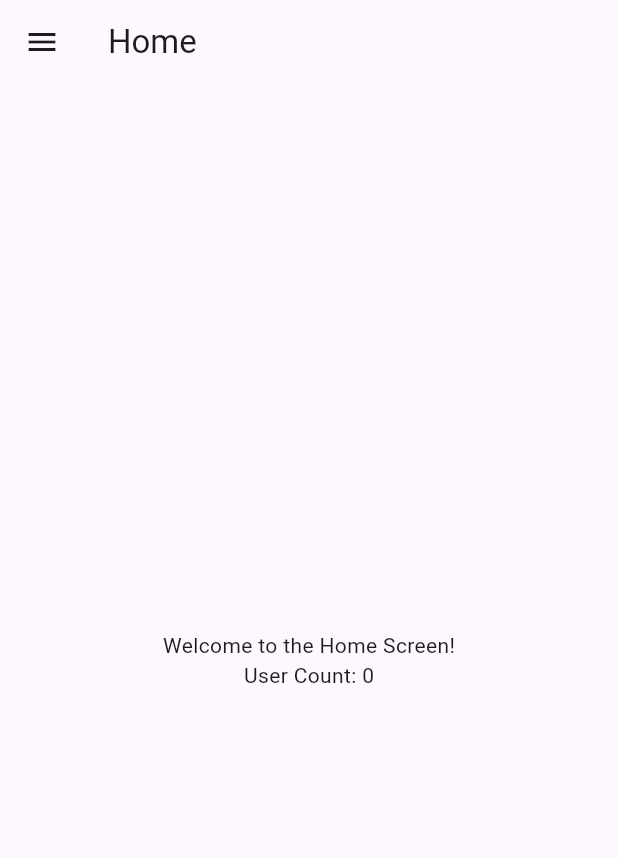
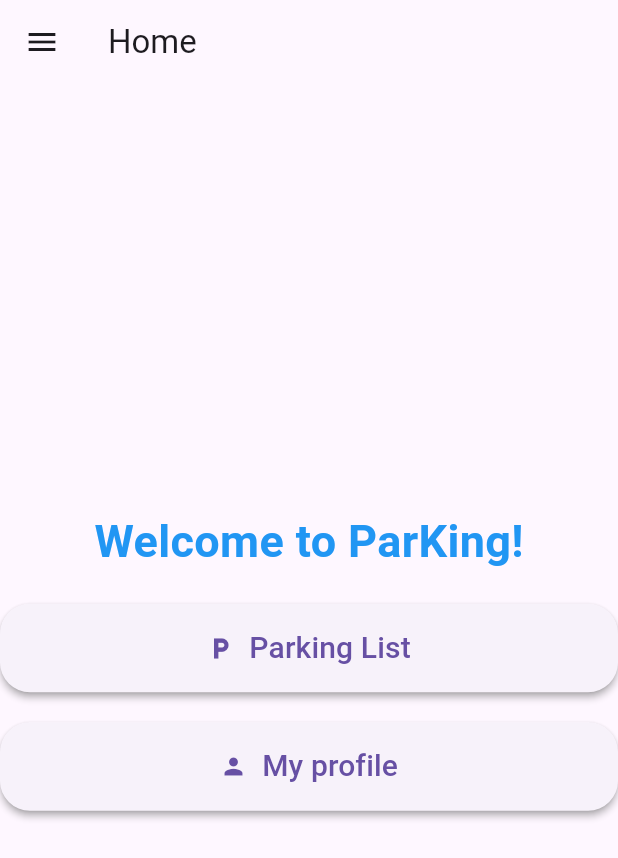
Before and after one commit to offblacc/ParKing, a Flutter app: the screen it shows once a user with an empty profile is signed in, on a phone screen of 412 x 824 dp. Shown: the top 858 px of the screen. Run offline on Flutter 3.47's test engine with Material 3 defaults, Android fonts, the phone set to English and light mode, and no system bars; our stand-ins replace firebase_auth, firebase_core, firebase_database; accounts and stored records are empty.

Commit message:
A few big changes root user write access, create new parking, homescreen reworked, can now pull down to refresh on parking list,

```diff
--- a/lib/main.dart
+++ b/lib/main.dart
@@ -1,6 +1,9 @@
 import 'package:firebase_auth/firebase_auth.dart';
 import 'package:flutter/material.dart';
 import 'package:firebase_core/firebase_core.dart';
+import 'package:parking/screens/add_new_parking_screen.dart';
+import 'package:parking/screens/login_screen.dart';
+import 'package:parking/screens/register_screen.dart';
 import 'screens/auth_screen.dart';
 import 'screens/home_screen.dart';
 import 'screens/choose_parking_screen.dart';
@@ -26,9 +29,12 @@ class MyApp extends StatelessWidget {
       ),
       home: AuthWrapper(),
       routes: {
+        '/auth': (context) => AuthScreen(),
         '/home': (context) => HomeScreen(),
+        '/login': (context) => LoginScreen(),
+        '/register': (context) => RegisterScreen(),
         '/chooseParking': (context) => ChooseParkingScreen(),
-        '/authscreen': (context) => AuthScreen(),
+        '/addParking': (context) => NewParkingScreen(),
       },
     );
   }
@@ -41,7 +47,7 @@ class AuthWrapper extends StatelessWidget {
       stream: FirebaseAuth.instance.authStateChanges(),
       builder: (context, snapshot) {
         if (snapshot.connectionState == ConnectionState.waiting) {
-          return Center(child: CircularProgressIndicator());
+          return const Center(child: CircularProgressIndicator());
         } else if (snapshot.hasData && snapshot.data!.emailVerified) {
           return HomeScreen();
         } else {
--- a/lib/screens/home_screen.dart
+++ b/lib/screens/home_screen.dart
@@ -8,7 +8,8 @@ class HomeScreen extends StatefulWidget {
 }
 
 class _HomeScreenState extends State<HomeScreen> {
-  final DatabaseReference _dbRef = FirebaseDatabase.instance.ref().child('userCount');
+  final DatabaseReference _dbRef =
+  FirebaseDatabase.instance.ref().child('userCount');
   int userCount = 0;
 
   @override
@@ -17,22 +18,23 @@ class _HomeScreenState extends State<HomeScreen> {
     _dbRef.onValue.listen((event) {
       setState(() {
         userCount = int.parse(event.snapshot.value.toString());
-        print("Updated user count: $userCount");
       });
     });
   }
 
   Future<void> _logout() async {
     await FirebaseAuth.instance.signOut();
-    Navigator.of(context).pushNamedAndRemoveUntil('/authscreen', (Route<dynamic> route) => false);
+    if (mounted) {
+      Navigator.of(context)
+          .pushNamedAndRemoveUntil('/auth', (Route<dynamic> route) => false);
+    }
   }
-
 
   @override
   Widget build(BuildContext context) {
     return Scaffold(
       appBar: AppBar(
-        title: Text('Home'),
+        title: const Text('Home'),
       ),
       drawer: Drawer(
         child: Column(
@@ -43,7 +45,7 @@ class _HomeScreenState extends State<HomeScreen> {
                 Container(
                   height: 100, // Adjust the height as needed
                   color: Colors.blue,
-                  child: Center(
+                  child: const Center(
                     child: Text(
                       'ParKing',
                       style: TextStyle(
@@ -54,16 +56,16 @@ class _HomeScreenState extends State<HomeScreen> {
                   ),
                 ),
                 ListTile(
-                  leading: Icon(Icons.inbox),
-                  title: Text('Parkirališta'),
+                  leading: const Icon(Icons.local_parking),
+                  title: const Text('Choose Parking Location'),
                   onTap: () {
                     // go to screen ChooseParkingScreen
                     Navigator.pushNamed(context, '/chooseParking');
                   },
                 ),
                 ListTile(
-                  leading: Icon(Icons.inbox),
-                  title: Text('Moji podaci'),
+                  leading: const Icon(Icons.person),
+                  title: const Text('Moji podaci'),
                   onTap: () {
                     // Handle the onTap here, if necessary
                   },
@@ -71,8 +73,8 @@ class _HomeScreenState extends State<HomeScreen> {
               ],
             ),
             ListTile(
-              leading: Icon(Icons.logout),
-              title: Text('Logout'),
+              leading: const Icon(Icons.logout),
+              title: const Text('Logout'),
               onTap: _logout,
             ),
           ],
@@ -82,8 +84,64 @@ class _HomeScreenState extends State<HomeScreen> {
         child: Column(
           mainAxisSize: MainAxisSize.min,
           children: [
-            Text('Welcome to the Home Screen!'),
-            Text('User Count: $userCount'),
+            const Text(
+              'Welcome to ParKing!',
+              style: TextStyle(
+                fontSize: 30, // adjust the size as needed
+                fontWeight: FontWeight.bold, // make the text bold
+                color: Colors.blue, // change the color of the text
+              ),
+            ),
+            const SizedBox(height: 20), // Add space between welcome message and buttons
+            ElevatedButton(
+              onPressed: () {
+                Navigator.pushNamed(context, '/chooseParking');
+              },
+              style: ElevatedButton.styleFrom(
+                padding: const EdgeInsets.symmetric(vertical: 15, horizontal: 40),
+                shape: RoundedRectangleBorder(
+                  borderRadius: BorderRadius.circular(20),
+                ),
+                shadowColor: Colors.grey, // Add shadow color
+                elevation: 2, // Add elevation
+              ),
+                child: const Row(
+                  mainAxisAlignment: MainAxisAlignment.center,
+                  children: [
+                    Icon(Icons.local_parking), // Add an icon to the left of the text
+                    SizedBox(width: 10), // Add space between icon and text
+                    Text(
+                      'Parking List',
+                      style: TextStyle(fontSize: 20),
+                    ),
+                  ],
+                )
+            ),
+            const SizedBox(height: 20), // Add space between buttons
+            ElevatedButton(
+              onPressed: () {
+                // Navigate to user profile screen or handle the action as needed
+              },
+              style: ElevatedButton.styleFrom(
+                padding: const EdgeInsets.symmetric(vertical: 15, horizontal: 40),
+                shape: RoundedRectangleBorder(
+                  borderRadius: BorderRadius.circular(20),
+                ),
+                shadowColor: Colors.grey,
+                elevation: 2,
+              ),
+                child: const Row(
+                  mainAxisAlignment: MainAxisAlignment.center,
+                  children: [
+                    Icon(Icons.person), // Add an icon to the left of the text
+                    SizedBox(width: 10), // Add space between icon and text
+                    Text(
+                      'My profile',
+                      style: TextStyle(fontSize: 20),
+                    ),
+                  ],
+                )
+            ),
           ],
         ),
       ),
--- a/lib/screens/parking_screen.dart
+++ b/lib/screens/parking_screen.dart
@@ -5,16 +5,16 @@ import 'package:parking/screens/parking_layout_screen.dart';
 class ParkingScreen extends StatelessWidget {
   final ParkingLocation parkingLocation;
 
-  ParkingScreen({required this.parkingLocation});
+  const ParkingScreen({required this.parkingLocation});
 
   @override
   Widget build(BuildContext context) {
     return Scaffold(
       appBar: AppBar(
-        title: Text('Parking Details'),
+        title: const Text('Parking Details'),
       ),
       body: Padding(
-        padding: EdgeInsets.all(16.0),
+        padding: const EdgeInsets.all(16.0),
         child: Column(
           crossAxisAlignment: CrossAxisAlignment.start,
           children: [
```
Also changed, not shown: lib/screens/add_new_parking_screen.dart (added, +104 -0 lines), lib/screens/auth_screen.dart (+7 -13 lines), lib/screens/choose_parking_screen.dart (+35 -16 lines), lib/screens/login_screen.dart (+14 -13 lines), lib/screens/parking_layout_screen.dart (+5 -6 lines), lib/screens/register_screen.dart (+14 -14 lines).
